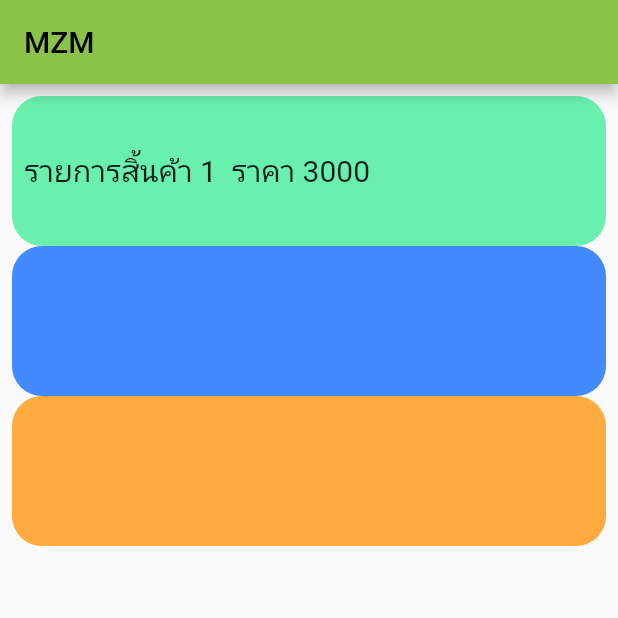
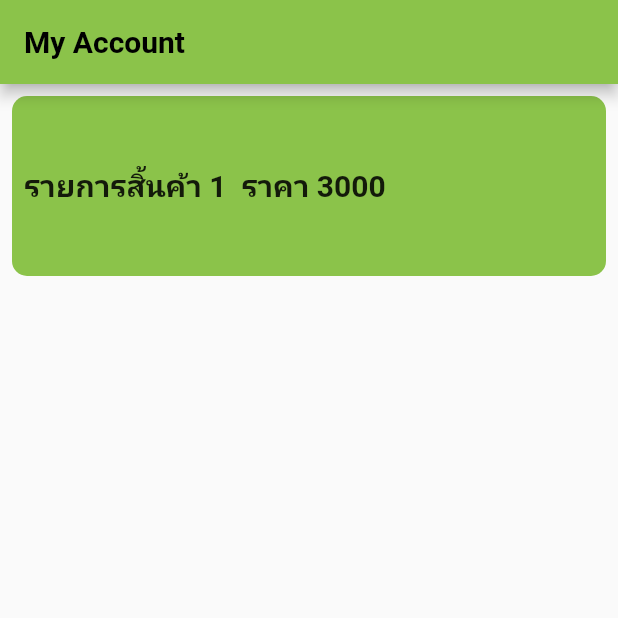
Before and after one commit to Kevinfame007/Learn-Flutter, a Flutter app: the screen it shows after launch, on a phone screen of 412 x 824 dp, the top half of it. Run offline on Flutter 3.47's test engine with Material 2 defaults, Android fonts, the phone set to English and light mode, and no system bars.

Commit message:
learn how to use text style in contrainer
learn how to use text style in contrainer

```diff
--- a/learn_flutter/lib/main.dart
+++ b/learn_flutter/lib/main.dart
@@ -49,7 +49,13 @@ class _MyHomePageState extends State<MyHomePage>
   Widget build(BuildContext context) {
     return Scaffold(
       appBar: AppBar(
-        title: Text("MZM"),
+        title: Text(
+          "My Account",
+          style: TextStyle(
+            fontSize: 20,
+            fontWeight: FontWeight.bold,
+          ),
+        ),
       ),
       body: Padding(
         padding: const EdgeInsets.all(8.0),
@@ -58,33 +64,27 @@ class _MyHomePageState extends State<MyHomePage>
             Container(
               padding: const EdgeInsets.all(8.0),
               decoration: BoxDecoration(
-                  color: Colors.greenAccent,
-                  borderRadius: BorderRadius.circular(20)),
-              height: 100,
+                  color: Colors.lightGreen,
+                  borderRadius: BorderRadius.circular(10)),
+              height: 120,
               child: Row(
                 children: [
                   Text(
                     "รายการสิ้นค้า 1 ",
-                    style: TextStyle(fontSize: 20),
+                    style: TextStyle(
+                      fontSize: 20,
+                      fontWeight: FontWeight.bold,
+                    ),
                   ),
                   Text(
                     " ราคา 3000",
-                    style: TextStyle(fontSize: 20),
+                    style: TextStyle(
+                      fontSize: 20,
+                      fontWeight: FontWeight.bold,
+                    ),
                   ),
                 ],
               ),
-            ),
-            Container(
-              decoration: BoxDecoration(
-                  color: Colors.blueAccent,
-                  borderRadius: BorderRadius.circular(20)),
-              height: 100,
-            ),
-            Container(
-              decoration: BoxDecoration(
-                  color: Colors.orangeAccent,
-                  borderRadius: BorderRadius.circular(20)),
-              height: 100,
             ),
           ],
         ),
```
